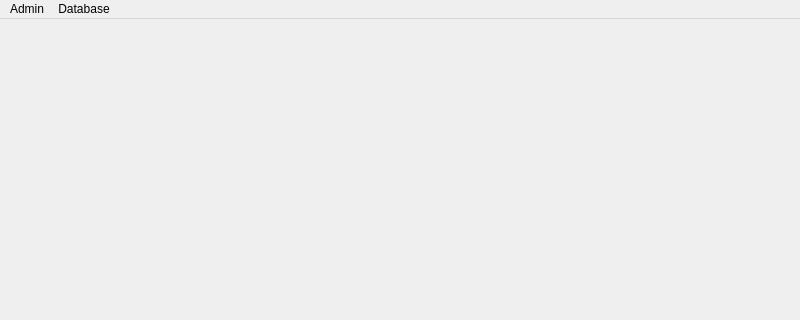
This is CollegeTouring/mainwindow.ui in Ykhan799/CollegeTouringS21 as Qt 5 draws it before an edit; both pictures show x 0 to 800 and y 0 to 320 of the 800 by 600 pixel window. The edited form follows.
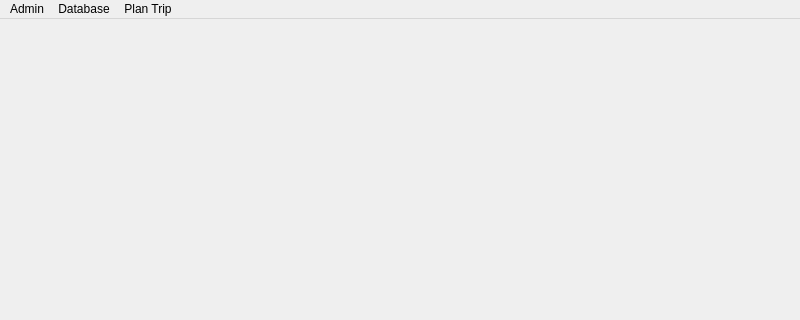
This is the edited form.

```diff
--- a/CollegeTouring/mainwindow.ui
+++ b/CollegeTouring/mainwindow.ui
@@ -20,7 +20,7 @@
      <x>0</x>
      <y>0</y>
      <width>800</width>
-     <height>25</height>
+     <height>21</height>
     </rect>
    </property>
    <widget class="QMenu" name="menuDatabase">
@@ -37,8 +37,15 @@
     </property>
     <addaction name="actionView_Database"/>
    </widget>
+   <widget class="QMenu" name="menuPlan_Trip">
+    <property name="title">
+     <string>Plan Trip</string>
+    </property>
+    <addaction name="actionVisit_local_colleges_UCI"/>
+   </widget>
    <addaction name="menuDatabase"/>
    <addaction name="menuDatabase_2"/>
+   <addaction name="menuPlan_Trip"/>
   </widget>
   <widget class="QStatusBar" name="statusbar"/>
   <action name="actionLog_In">
```
Left out of the diff: 5 changed lines with no effect on the pictures.
